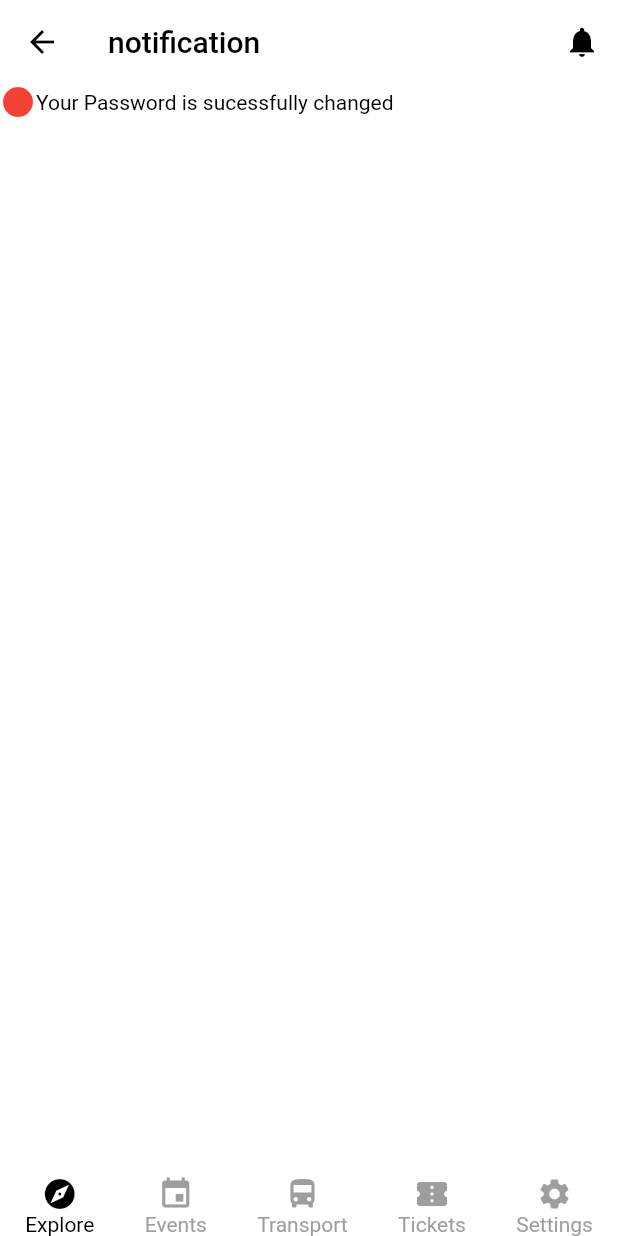
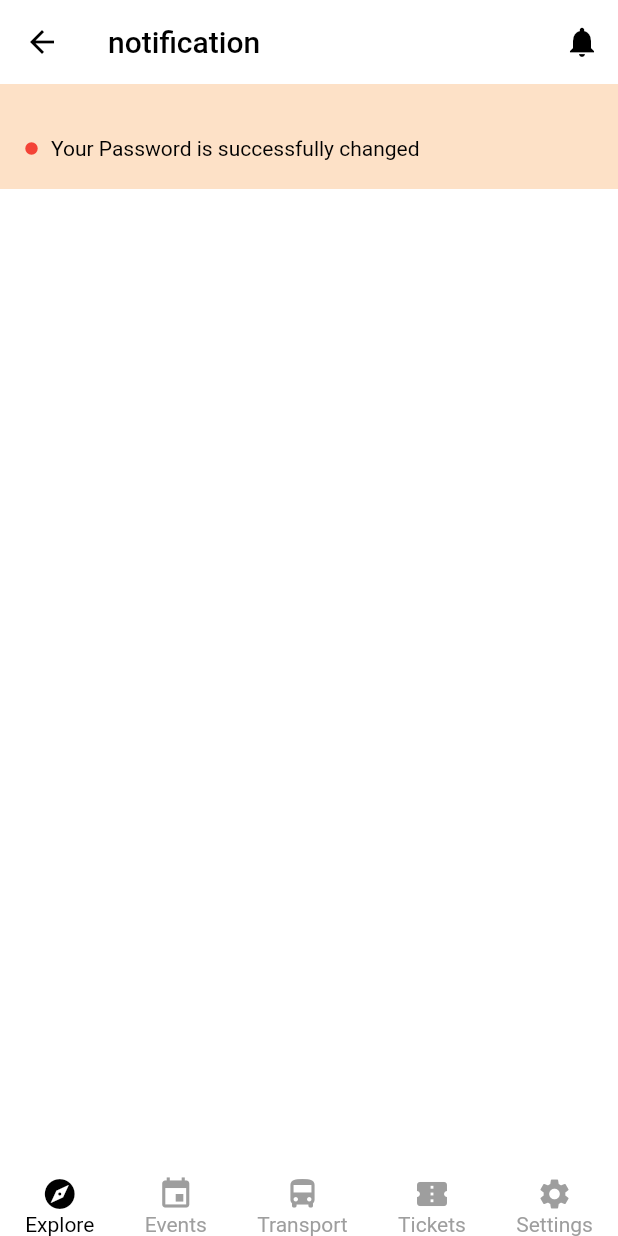
Before and after one commit to Metyme1/E-ticket, a Flutter app: the notificationPage screen opened directly, on a phone screen of 412 x 824 dp. Run offline on Flutter 3.47's test engine with Material 2 defaults, Android fonts, the light colour scheme and no system bars.

Commit message:
overFlow Edited

```diff
--- a/lib/screens/cinema/cinemaPayment.dart
+++ b/lib/screens/cinema/cinemaPayment.dart
@@ -1,5 +1,6 @@
 import 'package:eticket2/config/platte.dart';
 import 'package:eticket2/screens/cinema/cinemaSummary.dart';
+import 'package:eticket2/screens/cinema/cinemaTicket.dart';
 import 'package:flutter/material.dart';
 import '../../widget/NavBar.dart';
 import '../../widget/customButton.dart';
@@ -164,7 +165,7 @@ class cinemaPayment extends StatelessWidget {
                                   // Navigate to the payment page
                                   Navigator.push(
                                     context,
-                                    MaterialPageRoute(builder: (context) => cinemaSummary()),
+                                    MaterialPageRoute(builder: (context) => cinemaTicket()),
                                   );
                                 },
                               ),
--- a/lib/screens/cinema/cinemaSeat.dart
+++ b/lib/screens/cinema/cinemaSeat.dart
@@ -196,7 +196,7 @@ class CinemaSeatPage extends StatelessWidget {
 // Navigate to the payment page
                             Navigator.push(
                               context,
-                              MaterialPageRoute(builder: (context) =>  cinemaPayment()),
+                              MaterialPageRoute(builder: (context) =>  cinemaSummary()),
                             );
                           },
                         ),
--- a/lib/screens/cinema/cinemaSummary.dart
+++ b/lib/screens/cinema/cinemaSummary.dart
@@ -1,5 +1,6 @@
 
 
+import 'package:eticket2/screens/cinema/cinemaPayment.dart';
 import 'package:eticket2/screens/cinema/cinemaTicket.dart';
 import 'package:flutter/material.dart';
 
@@ -161,7 +162,7 @@ class cinemaSummary extends StatelessWidget {
 // Navigate to the payment page
                           Navigator.push(
                             context,
-                            MaterialPageRoute(builder: (context) => cinemaTicket()),
+                            MaterialPageRoute(builder: (context) => cinemaPayment()),
                           );
                         },
                       ),
--- a/lib/screens/concert/concertPayment.dart
+++ b/lib/screens/concert/concertPayment.dart
@@ -157,7 +157,7 @@ class concertPayment extends StatelessWidget {
                                   // Navigate to the payment page
                                   Navigator.push(
                                     context,
-                                    MaterialPageRoute(builder: (context) => concertSummary()),
+                                    MaterialPageRoute(builder: (context) => concertTicket()),
                                   );
                                 },
                               ),
--- a/lib/screens/concert/concertSummary.dart
+++ b/lib/screens/concert/concertSummary.dart
@@ -1,5 +1,6 @@
 
 
+import 'package:eticket2/screens/concert/concertPayment.dart';
 import 'package:flutter/material.dart';
 import '../../widget/NavBar.dart';
 import '../../widget/customButton.dart';
@@ -158,7 +159,7 @@ class concertSummary extends StatelessWidget {
 // Navigate to the payment page
                           Navigator.push(
                             context,
-                            MaterialPageRoute(builder: (context) => concertTicket()),
+                            MaterialPageRoute(builder: (context) => concertPayment()),
                           );
                         },
                       ),
--- a/lib/screens/concert/selectseatConcert.dart
+++ b/lib/screens/concert/selectseatConcert.dart
@@ -1,3 +1,4 @@
+import 'package:eticket2/screens/concert/concertSummary.dart';
 import 'package:flutter/material.dart';
 
 import '../../widget/NavBar.dart';
@@ -104,7 +105,7 @@ class _selectseatConcertState extends State<selectseatConcert> {
                       onPressed: () {
                         Navigator.push(
                           context,
-                          MaterialPageRoute(builder: (context) => concertPayment()),
+                          MaterialPageRoute(builder: (context) => concertSummary()),
                         );
                       },
                       child: Text(
--- a/lib/screens/notificationPage.dart
+++ b/lib/screens/notificationPage.dart
@@ -1,3 +1,4 @@
+import 'package:eticket2/config/platte.dart';
 import 'package:flutter/material.dart';
 
 import '../widget/NavBar.dart';
@@ -8,10 +9,12 @@ class notificationPage extends StatelessWidget {
     return Scaffold(
       backgroundColor: Colors.white,
       appBar: AppBar(
-        title: Text('notification',
+        title: Text(
+          'notification',
           style: TextStyle(
-          color: Colors.black
-        ),),
+            color: Colors.black,
+          ),
+        ),
         backgroundColor: Colors.white,
         leading: Icon(
           Icons.arrow_back_sharp,
@@ -28,19 +31,28 @@ class notificationPage extends StatelessWidget {
         ],
         elevation: 0.0,
       ),
-
-      body: Row(
+      body: Container(
+        height: 70,
+        padding: EdgeInsets.only(top: 16.0, left: 16.0, right: 16.0),
+        color: platte.lightOrange,
+        child: Row(
           children: [
-          Icon(Icons.circle,
-          color: Colors.red
-            ,),
-          Text("Your Password is sucessfully changed",
+            Icon(
+              Icons.circle,
+              color: Colors.red,
+              size: 10,
+            ),
+            SizedBox(width: 8.0),
+            Expanded(
+              child: Text(
+                "Your Password is successfully changed",
                 style: TextStyle(
                   color: Colors.black,
-
-          ),)
-
+                ),
+              ),
+            ),
           ],
+        ),
       ),
       bottomNavigationBar: CustomNavigationBar(
         destinations: destinations,
--- a/lib/screens/travel/ride.dart
+++ b/lib/screens/travel/ride.dart
@@ -57,7 +57,8 @@ class RidePage extends StatelessWidget {
 
             ),
             SizedBox(height: 30,),
-            Expanded(
+            Container(
+              child: Expanded(
                 child: Container(
                   color: Colors.grey[100],
                   child: Column(
@@ -91,6 +92,7 @@ class RidePage extends StatelessWidget {
                   ),
                 ),
               ),
+            ),
             Container(
               padding: EdgeInsets.all(16.0),
               child: CustomButton(
```
Also changed, not shown: assets/car.png (added). Lines whose indentation alone changed are shown as unchanged.
